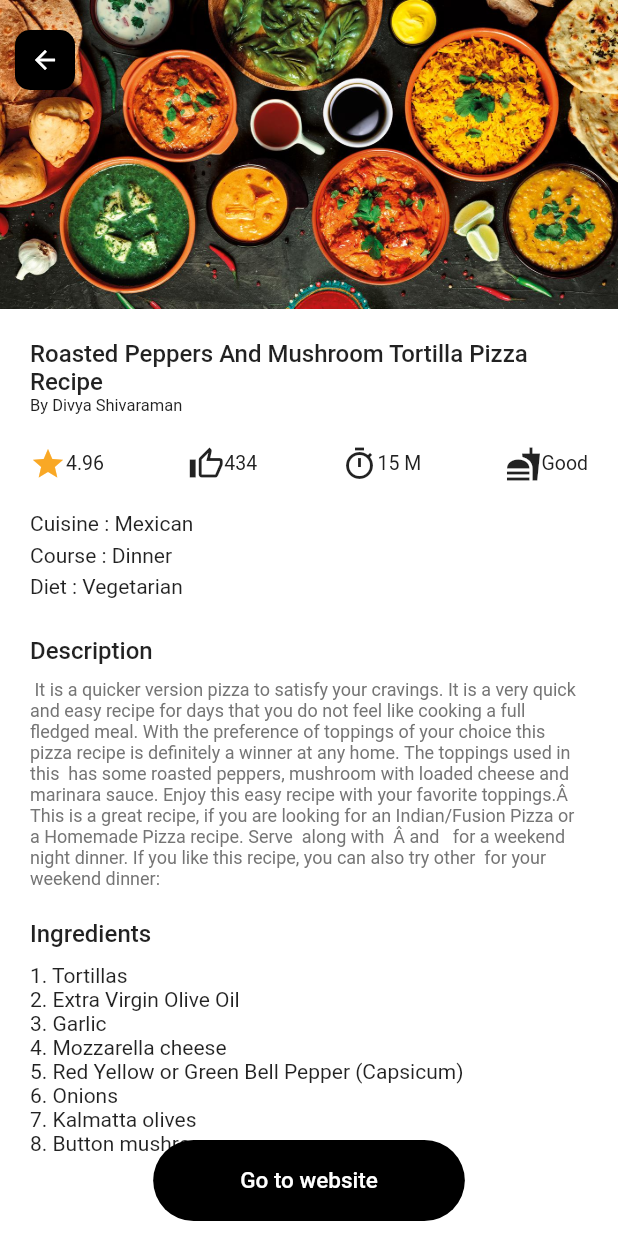
After one commit to Jaytodawat/chef_buddy_flutter, a Flutter app: the RecipePage screen opened directly, on a phone screen of 412 x 824 dp. The commit adds this screen. Run offline on Flutter 3.47's test engine with Material 2 defaults, Android fonts, the phone set to English and light mode, and no system bars; our stand-ins replace cloud_firestore, curved_navigation_bar, firebase_auth, firebase_core, get, modal_progress_hud_nsn; accounts and stored records are empty.

Commit message:
recipe_screen added.

```diff
--- a/lib/custom_widgets/recipe_card.dart
+++ b/lib/custom_widgets/recipe_card.dart
@@ -1,3 +1,4 @@
+import 'package:chef_buddy/screens/recipe_screen.dart';
 import 'package:chef_buddy/utils/controllers/home_controller.dart';
 import 'package:flutter/material.dart';
 import '../constants.dart';
@@ -74,7 +75,9 @@ class RecipeCard extends StatelessWidget {
                       width: 10,
                     ),
                     IconBox(
-                      onPressed: null,
+                      onPressed: (){
+                        Get.to(const RecipePage());
+                      },
                       icon: Icons.arrow_forward,
                       boxColor: Colors.black,
                       iconColor: Colors.white,
--- /dev/null
+++ b/lib/custom_widgets/text_icon.dart
@@ -0,0 +1,19 @@
+import 'package:chef_buddy/constants.dart';
+import 'package:flutter/material.dart';
+
+class TextIcon extends StatelessWidget {
+  const TextIcon({Key? key, required this.iconData, required this.text, this.iconColor}) : super(key: key);
+  final IconData iconData;
+  final Color? iconColor;
+  final String text;
+
+  @override
+  Widget build(BuildContext context) {
+    return Row(
+      children: [
+        Icon(iconData, color: iconColor,),
+        Text(text, style: kSubTextStyle.copyWith(fontSize: 13), )
+      ],
+    );
+  }
+}
--- a/lib/screens/home_screen.dart
+++ b/lib/screens/home_screen.dart
@@ -1,3 +1,4 @@
+import 'package:chef_buddy/screens/profile_page.dart';
 import 'package:chef_buddy/utils/controllers/auth_controller.dart';
 import 'package:chef_buddy/utils/controllers/home_controller.dart';
 import 'package:chef_buddy/screens/search_screen.dart';
@@ -61,8 +62,7 @@ class HomeScreen extends StatelessWidget {
                       authController.logout();
                     },
                     icon: const Icon(
-                      Icons.bookmark_add,
-                      color: Colors.black,
+                      Icons.logout_outlined,
                     ),
                   )
                 ],
@@ -83,10 +83,11 @@ class HomeScreen extends StatelessWidget {
                           iconColor: Colors.black,
                         ),
                         IconBox(
-                          onPressed: null,
-                          icon: Icons.notifications,
-                          boxColor: Colors.black,
-                          iconColor: kWhite,
+                          onPressed: (){
+                            Get.to(const ProfilePage());
+                          },
+                          icon: Icons.person,
+                          iconColor: Colors.black,
                         ),
                       ],
                     ),
--- /dev/null
+++ b/lib/screens/profile_page.dart
@@ -0,0 +1,59 @@
+import 'package:chef_buddy/utils/controllers/auth_controller.dart';
+import 'package:flutter/material.dart';
+import 'package:get/get.dart';
+
+class ProfilePage extends StatelessWidget {
+  const ProfilePage({Key? key}) : super(key: key);
+
+  @override
+  Widget build(BuildContext context) {
+    return SafeArea(
+      child: Scaffold(
+        body: Container(
+          margin: const EdgeInsets.symmetric(vertical: 10, horizontal: 10),
+          child: Center(
+            child: Column(
+              children: [
+                Row(
+                  mainAxisAlignment: MainAxisAlignment.spaceBetween,
+                  children: [
+                    IconButton(
+                      onPressed: () {
+                        Get.back();
+                      },
+                      icon: const Icon(Icons.arrow_back),
+                    ),
+                    const Text(
+                      'Profile',
+                    ),
+                    IconButton(
+                        onPressed: () {
+                          AuthController().logout();
+                        }, icon: const Icon(Icons.logout_rounded)),
+                  ],
+                ),
+                Padding(
+                  padding: const EdgeInsets.symmetric(vertical: 40),
+                  child: Row(
+                    mainAxisAlignment: MainAxisAlignment.center,
+                    children: const [
+                      CircleAvatar(
+                        radius: 40,
+                        backgroundColor: Colors.black,
+                        child: Icon(
+                          Icons.person,
+                          size: 50,
+                          color: Colors.white,
+                        ),
+                      ),
+                    ],
+                  ),
+                ),
+              ],
+            ),
+          ),
+        ),
+      ),
+    );
+  }
+}
--- /dev/null
+++ b/lib/screens/recipe_screen.dart
@@ -0,0 +1,177 @@
+import 'package:chef_buddy/custom_widgets/custom_buttons.dart';
+import 'package:chef_buddy/custom_widgets/icon_box.dart';
+import 'package:chef_buddy/custom_widgets/text_icon.dart';
+import 'package:chef_buddy/utils/recipe_dummy.dart';
+import 'package:flutter/material.dart';
+import 'package:get/get.dart';
+import 'package:url_launcher/url_launcher.dart';
+
+import '../constants.dart';
+
+class RecipePage extends StatelessWidget {
+  const RecipePage({Key? key}) : super(key: key);
+
+  Future<void> _launchURLBrowser(String url) async {
+    final Uri uri = Uri.parse(url);
+    if (!await launchUrl(
+      uri,
+      mode: LaunchMode.externalApplication,
+    )) {
+      throw 'Could not launch $uri';
+    }
+  }
+
+  List<String> getList(String s) {
+    return s.split('|');
+  }
+
+  @override
+  Widget build(BuildContext context) {
+    Recipe_Dummy recipe = obj();
+    List<String> lst = getList(recipe.ingredients);
+    print(lst.toString());
+    return SafeArea(
+      child: Scaffold(
+        body: Stack(children: [
+          SingleChildScrollView(
+            child: Column(
+              children: [
+                Container(
+                  height: MediaQuery.of(context).size.height / 4,
+                  decoration: const BoxDecoration(
+                      image: DecorationImage(
+                    image: AssetImage('assets/images/recipe_img.jpg'),
+                    fit: BoxFit.cover,
+                  )),
+                ),
+                Container(
+                  margin: const EdgeInsets.fromLTRB(20, 20, 20, 80),
+                  child: Column(
+                    crossAxisAlignment: CrossAxisAlignment.start,
+                    children: [
+                      Text(
+                        recipe.recipeTitle,
+                        style: kSubTextStyle1.copyWith(fontSize: 16),
+                        softWrap: false,
+                        maxLines: 2,
+                        overflow: TextOverflow.ellipsis,
+                      ),
+                      Row(
+                        mainAxisAlignment: MainAxisAlignment.spaceBetween,
+                        children: [
+                          Text(
+                            "By ${recipe.author}",
+                            style: kSubTextStyle.copyWith(fontSize: 11),
+                          ),
+                        ],
+                      ),
+                      const SizedBox(
+                        height: 20,
+                      ),
+                      Row(
+                        mainAxisAlignment: MainAxisAlignment.spaceBetween,
+                        children: [
+                          TextIcon(
+                            iconData: Icons.star,
+                            text: recipe.rating.toStringAsFixed(2),
+                            iconColor: Colors.yellow.shade800,
+                          ),
+                          TextIcon(
+                            iconData: Icons.thumb_up_outlined,
+                            text: '${recipe.vote}',
+                          ),
+                          TextIcon(
+                            iconData: Icons.timer_outlined,
+                            text: recipe.prepTime,
+                          ),
+                          TextIcon(
+                            iconData: Icons.fastfood_sharp,
+                            text: '${recipe.recordHealth.capitalize}',
+                          ),
+                        ],
+                      ),
+                      const SizedBox(
+                        height: 20,
+                      ),
+                      Padding(
+                        padding: const EdgeInsets.only(bottom: 5.0),
+                        child: Text("Cuisine : ${recipe.cuisine}"),
+                      ),
+                      Padding(
+                        padding: const EdgeInsets.only(bottom: 5.0),
+                        child: Text("Course : ${recipe.course}"),
+                      ),
+                      Padding(
+                        padding: const EdgeInsets.only(bottom: 5.0),
+                        child: Text("Diet : ${recipe.diet}"),
+                      ),
+                      const SizedBox(
+                        height: 20,
+                      ),
+                      Text(
+                        "Description",
+                        style: kSubTextStyle1.copyWith(fontSize: 16),
+                      ),
+                      const SizedBox(
+                        height: 10,
+                      ),
+                      Text(
+                        recipe.desc,
+                        softWrap: true,
+                        style: kSubTextStyle.copyWith(
+                            fontSize: 12, color: Colors.grey.shade600),
+                      ),
+                      const SizedBox(
+                        height: 20,
+                      ),
+                      Text(
+                        "Ingredients",
+                        style: kSubTextStyle1.copyWith(fontSize: 16),
+                      ),
+                      const SizedBox(
+                        height: 10,
+                      ),
+                      Column(
+                        children: List.generate(
+                          lst.length,
+                          (index) => Align(
+                            alignment: Alignment.centerLeft,
+                            child: Text("${index + 1}. ${lst[index]}"),
+                          ),
+                        ),
+                      )
+                    ],
+                  ),
+                )
+              ],
+            ),
+          ),
+          Positioned(
+            left: 10,
+            top: 20,
+            child: IconBox(
+              onPressed: null,
+              icon: Icons.arrow_back,
+              boxColor: Colors.black,
+              iconColor: Colors.white,
+            ),
+          ),
+          Positioned(
+            child: Padding(
+              padding: const EdgeInsets.only(bottom: 10),
+              child: Align(
+                alignment: Alignment.bottomCenter,
+                child: RoundedButton(
+                  text: "Go to website",
+                  onPressed: () {
+                    _launchURLBrowser(recipe.url);
+                  },
+                ),
+              ),
+            ),
+          ),
+        ]),
+      ),
+    );
+  }
+}
--- /dev/null
+++ b/lib/utils/recipe_dummy.dart
@@ -0,0 +1,71 @@
+class Recipe_Dummy {
+  String? docId;
+
+  late String recipeTitle;
+  late String url;
+  late String recordHealth;
+  late int vote;
+  late double rating;
+  late String desc;
+  late String cuisine;
+  late String course;
+  late String diet;
+  late String prepTime;
+  late String cookTime;
+  late String ingredients;
+  late String author;
+  late String tags;
+
+  Recipe_Dummy({
+    this.docId,
+    required this.recipeTitle,
+    required this.url,
+    required this.recordHealth,
+    required this.vote,
+    required this.rating,
+    required this.desc,
+    required this.cuisine,
+    required this.course,
+    required this.diet,
+    required this.prepTime,
+    required this.cookTime,
+    required this.ingredients,
+    required this.author,
+    required this.tags,
+  });
+
+  // Recipe_Dummy.fromMap(DocumentSnapshot data){
+  //   docId = data.id;
+  //   recipeTitle = data["recipe_title"];
+  //   course = data["course"];
+  //   desc = data["description"];
+  //   diet = data["diet"];
+  //   recordHealth = data["record_health"];
+  //   rating = data["rating"];
+  //   vote = data["vote_count"];
+  //   url = data["url"];
+  // }
+}
+
+Recipe_Dummy obj() {
+  Recipe_Dummy dummy = Recipe_Dummy(
+      recipeTitle: "Roasted Peppers And Mushroom Tortilla Pizza Recipe",
+      url:
+          "https://www.archanaskitchen.com/roasted-peppers-and-mushroom-tortilla-pizza-recipe",
+      recordHealth: "good",
+      vote: 434,
+      rating: 4.958525346,
+      desc:
+          " It is a quicker version pizza to satisfy your cravings. It is a very quick and easy recipe for days that you do not feel like cooking a full fledged meal. With the preference of toppings of your choice this pizza recipe is definitely a winner at any home. The toppings used in this  has some roasted peppers, mushroom with loaded cheese and marinara sauce. Enjoy this easy recipe with your favorite toppings.Â  This is a great recipe, if you are looking for an Indian/Fusion Pizza or a Homemade Pizza recipe. Serve  along with  Â and   for a weekend night dinner. If you like this recipe, you can also try other  for your weekend dinner:",
+      cuisine: "Mexican",
+      course: "Dinner",
+      diet: "Vegetarian",
+      prepTime: "15 M",
+      cookTime: "15 M",
+      ingredients:
+          "Tortillas|Extra Virgin Olive Oil|Garlic|Mozzarella cheese|Red Yellow or Green Bell Pepper (Capsicum)|Onions|Kalmatta olives|Button mushrooms",
+      author: "Divya Shivaraman ",
+      tags:
+          "Party Food Recipes|Tea Party Recipes|Mushroom Recipes|Fusion Recipes|Tortilla Recipe|Bell Peppers Recipes");
+  return dummy;
+}
--- a/pubspec.yaml
+++ b/pubspec.yaml
@@ -41,6 +41,7 @@ dependencies:
   cloud_firestore: ^4.5.3
   get: ^4.6.5
   modal_progress_hud_nsn: ^0.3.0
+  url_launcher: ^6.1.11
 
 
 dev_dependencies:
```
Also changed, not shown: assets/images/recipe_image.jpg (added), assets/images/recipe_img.jpg (added), pubspec.lock.
